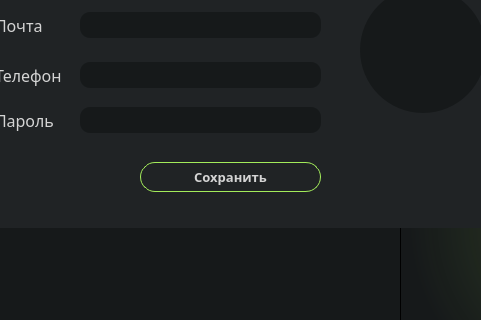
Above: VEDA-1/VEDA1.ui from kirikrus/VEDA-1.Global-app before the change; both pictures show x 132 to 613 and y 188 to 508 of the 1046 by 747 pixel window. Below: the same form after it.
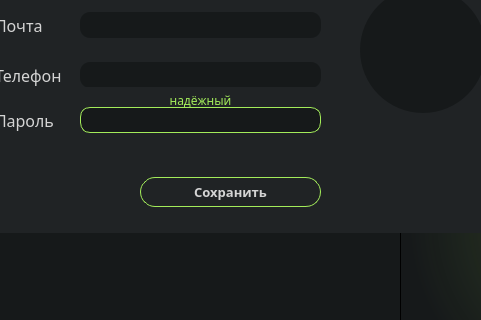
That is the form after the change. The open tabs and pages were chosen to show the change. Icons and pictures are not drawn.

Commit message: feat / Отображение сложности пароля в настройках

```diff
--- a/VEDA-1/VEDA1.ui
+++ b/VEDA-1/VEDA1.ui
@@ -4621,7 +4621,7 @@
           <x>20</x>
           <y>5</y>
           <width>571</width>
-          <height>316</height>
+          <height>321</height>
          </rect>
         </property>
         <property name="styleSheet">
@@ -4818,7 +4818,7 @@
          <property name="geometry">
           <rect>
            <x>190</x>
-           <y>250</y>
+           <y>265</y>
            <width>181</width>
            <height>30</height>
           </rect>
@@ -4855,7 +4855,7 @@
           </rect>
          </property>
          <property name="styleSheet">
-          <string notr="true">border: none;
+          <string notr="true">border: 1px solid rgb(163, 236, 90);
 background-color: rgb(22, 25, 26);
 border-radius: 10px;
 color: White;</string>
@@ -4891,6 +4891,45 @@
           <string>Пароль</string>
          </property>
         </widget>
+        <widget class="QLabel" name="password_lvl">
+         <property name="geometry">
+          <rect>
+           <x>135</x>
+           <y>175</y>
+           <width>231</width>
+           <height>26</height>
+          </rect>
+         </property>
+         <property name="font">
+          <font>
+           <family>Inter V</family>
+           <pointsize>9</pointsize>
+           <bold>false</bold>
+          </font>
+         </property>
+         <property name="styleSheet">
+          <string notr="true">color: rgb(163, 236, 90);
+</string>
+         </property>
+         <property name="text">
+          <string>надёжный</string>
+         </property>
+         <property name="alignment">
+          <set>Qt::AlignCenter</set>
+         </property>
+        </widget>
+        <zorder>label_48</zorder>
+        <zorder>label_50</zorder>
+        <zorder>label_51</zorder>
+        <zorder>nameS</zorder>
+        <zorder>label_49</zorder>
+        <zorder>emailS</zorder>
+        <zorder>phoneS</zorder>
+        <zorder>label_9</zorder>
+        <zorder>userSave</zorder>
+        <zorder>label_53</zorder>
+        <zorder>password_lvl</zorder>
+        <zorder>passwordS</zorder>
        </widget>
        <widget class="QFrame" name="frame_15">
         <property name="enabled">
```
The commit also changes 1 other file.
